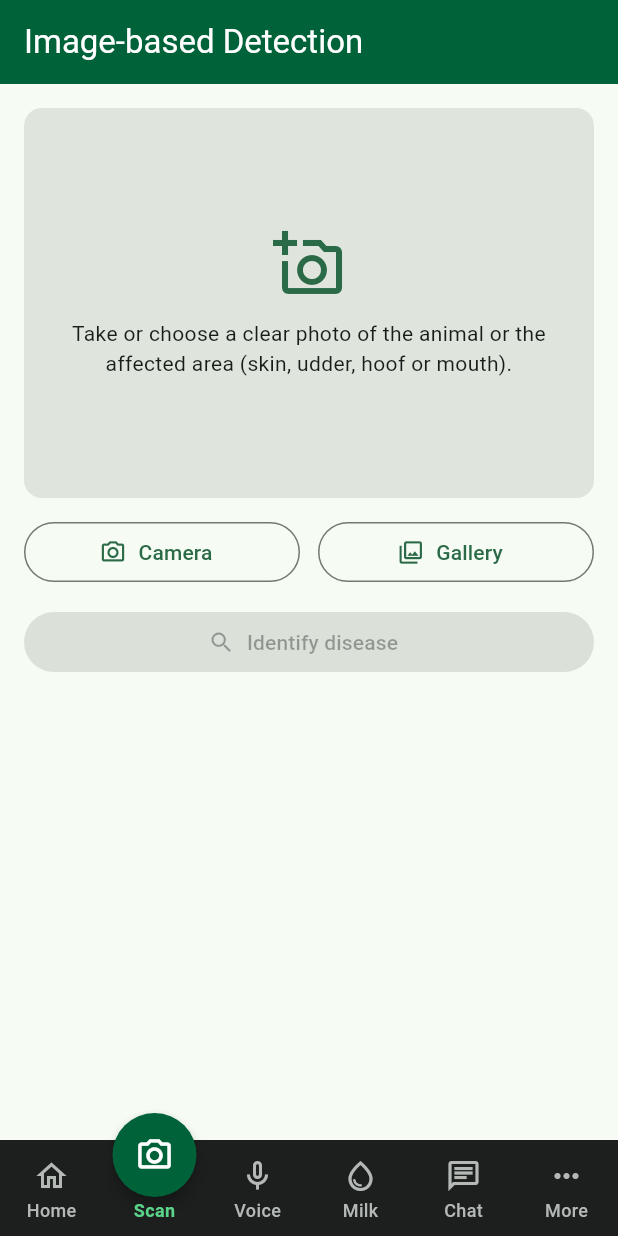
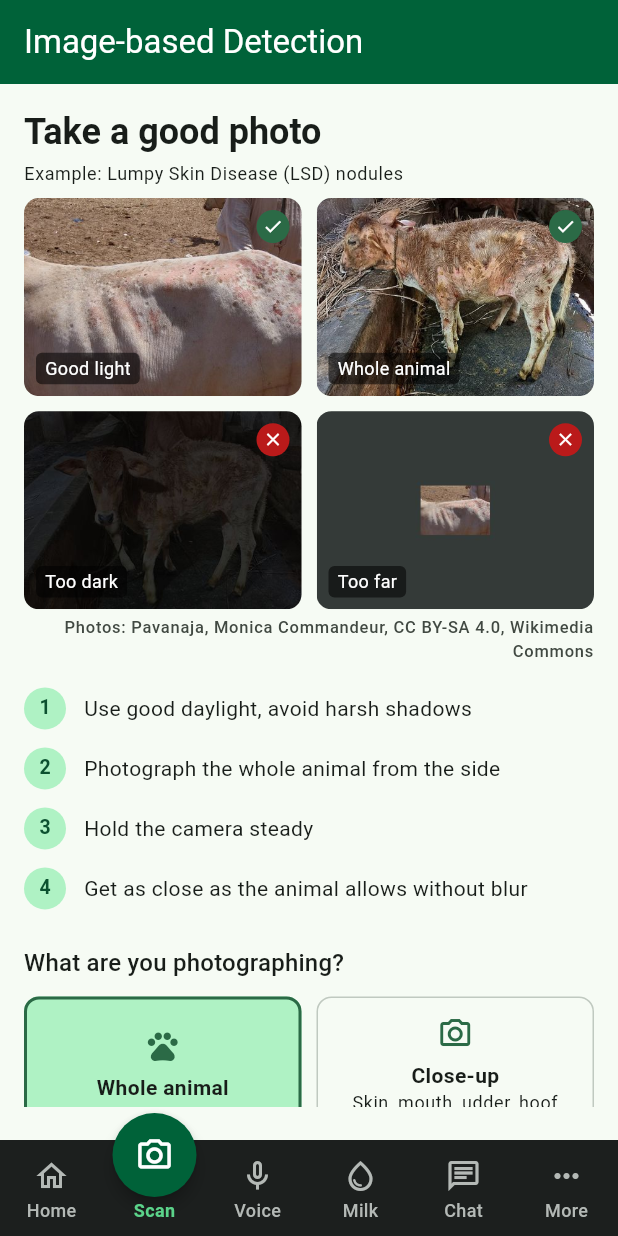
Before and after one commit to janidumadawa/cattle-disease-milk-quality-system, a Flutter app: the screen it shows after launch, item 2 of the bottom bar chosen, on a phone screen of 412 x 824 dp. Run offline on Flutter 3.47's test engine with Material 3 defaults, Android fonts, the phone set to English and light mode, and no system bars; our stand-ins replace image_picker.

Commit message:
feat: implement photo guide and enhance scan screen with image selection options

```diff
--- a/mobile/lib/features/image_detection/disease_result_view.dart
+++ b/mobile/lib/features/image_detection/disease_result_view.dart
@@ -1,3 +1,5 @@
+import 'dart:typed_data';
+
 import 'package:flutter/material.dart';
 
 import 'disease_result.dart';
@@ -9,9 +11,12 @@ String _percent(double value) => '${(value * 100).toStringAsFixed(1)}%';
 
 /// Shows the response of the disease identification API.
 class DiseaseResultView extends StatelessWidget {
-  const DiseaseResultView({super.key, required this.result});
+  const DiseaseResultView({super.key, required this.result, this.photo});
 
   final DiseaseResult result;
+
+  /// The uploaded photo, shown next to the highlighted area.
+  final Uint8List? photo;
 
   @override
   Widget build(BuildContext context) {
@@ -42,7 +47,13 @@ class DiseaseResultView extends StatelessWidget {
                 Text(top.disease, style: theme.textTheme.headlineSmall),
                 if (top.severity != null) ...[
                   const SizedBox(height: 8),
-                  _SeverityChip(severity: top.severity!),
+                  Row(
+                    children: [
+                      const Text('Stage'),
+                      const SizedBox(width: 8),
+                      _StageChip(stage: top.severity!),
+                    ],
+                  ),
                 ],
                 const SizedBox(height: 12),
                 Text(top.info),
@@ -87,7 +98,7 @@ class DiseaseResultView extends StatelessWidget {
                 Padding(
                   padding: const EdgeInsets.fromLTRB(16, 16, 16, 4),
                   child: Text(
-                    'Where the model looked',
+                    'Affected area',
                     style: theme.textTheme.titleMedium,
                   ),
                 ),
@@ -98,7 +109,27 @@ class DiseaseResultView extends StatelessWidget {
                     'exact outline of a lesion.',
                   ),
                 ),
-                Image.memory(result.gradcamPng!, fit: BoxFit.contain),
+                if (photo == null)
+                  Image.memory(result.gradcamPng!, fit: BoxFit.contain)
+                else
+                  Padding(
+                    padding: const EdgeInsets.fromLTRB(12, 0, 12, 12),
+                    child: Row(
+                      crossAxisAlignment: CrossAxisAlignment.start,
+                      children: [
+                        Expanded(
+                          child: _LabelledImage(bytes: photo!, label: 'Photo'),
+                        ),
+                        const SizedBox(width: 8),
+                        Expanded(
+                          child: _LabelledImage(
+                            bytes: result.gradcamPng!,
+                            label: 'Highlighted area',
+                          ),
+                        ),
+                      ],
+                    ),
+                  ),
               ],
             ),
           ),
@@ -123,7 +154,7 @@ class DiseaseResultView extends StatelessWidget {
                       title: Text(p.disease),
                       subtitle: p.severity == null
                           ? null
-                          : Text('${p.severity} severity'),
+                          : Text('Stage: ${p.severity}'),
                       trailing: Text(_percent(p.confidence)),
                     ),
                 ],
@@ -143,24 +174,46 @@ class DiseaseResultView extends StatelessWidget {
   }
 }
 
-class _SeverityChip extends StatelessWidget {
-  const _SeverityChip({required this.severity});
+/// Disease stage from the model: "High" or "Low".
+class _StageChip extends StatelessWidget {
+  const _StageChip({required this.stage});
 
-  final String severity;
+  final String stage;
 
   @override
   Widget build(BuildContext context) {
     final colors = Theme.of(context).colorScheme;
-    final high = severity.toLowerCase() == 'high';
+    final high = stage.toLowerCase() == 'high';
 
     return Chip(
-      label: Text('$severity severity'),
+      label: Text(stage),
       backgroundColor: high ? colors.errorContainer : colors.tertiaryContainer,
       labelStyle: TextStyle(
         color: high ? colors.onErrorContainer : colors.onTertiaryContainer,
       ),
       side: BorderSide.none,
       visualDensity: VisualDensity.compact,
+    );
+  }
+}
+
+class _LabelledImage extends StatelessWidget {
+  const _LabelledImage({required this.bytes, required this.label});
+
+  final Uint8List bytes;
+  final String label;
+
+  @override
+  Widget build(BuildContext context) {
+    return Column(
+      children: [
+        ClipRRect(
+          borderRadius: BorderRadius.circular(8),
+          child: Image.memory(bytes, fit: BoxFit.contain),
+        ),
+        const SizedBox(height: 4),
+        Text(label, style: Theme.of(context).textTheme.bodySmall),
+      ],
     );
   }
 }
--- /dev/null
+++ b/mobile/lib/features/image_detection/photo_guide.dart
@@ -0,0 +1,291 @@
+import 'package:flutter/material.dart';
+
+/// What the user is about to photograph. Changes the tips shown.
+enum PhotoSubject { wholeAnimal, closeUp }
+
+/// "Take a good photo" guide shown before the user picks a photo.
+class PhotoGuide extends StatelessWidget {
+  const PhotoGuide({
+    super.key,
+    required this.subject,
+    required this.onSubjectChanged,
+  });
+
+  final PhotoSubject subject;
+  final ValueChanged<PhotoSubject> onSubjectChanged;
+
+  static const _tips = {
+    PhotoSubject.wholeAnimal: [
+      'Use good daylight, avoid harsh shadows',
+      'Photograph the whole animal from the side',
+      'Hold the camera steady',
+      'Get as close as the animal allows without blur',
+    ],
+    PhotoSubject.closeUp: [
+      'Use good daylight, avoid harsh shadows',
+      'Fill the frame with the affected part',
+      'Hold the camera steady and tap to focus',
+      'Keep the affected area sharp and in the centre',
+    ],
+  };
+
+  @override
+  Widget build(BuildContext context) {
+    final theme = Theme.of(context);
+    final tips = _tips[subject]!;
+
+    return Column(
+      crossAxisAlignment: CrossAxisAlignment.stretch,
+      children: [
+        Text(
+          'Take a good photo',
+          style: theme.textTheme.headlineSmall?.copyWith(
+            fontWeight: FontWeight.bold,
+          ),
+        ),
+        const SizedBox(height: 4),
+        Text(
+          'Example: Lumpy Skin Disease (LSD) nodules',
+          style: theme.textTheme.bodySmall,
+        ),
+        const SizedBox(height: 8),
+        GridView.count(
+          crossAxisCount: 2,
+          shrinkWrap: true,
+          physics: const NeverScrollableScrollPhysics(),
+          mainAxisSpacing: 10,
+          crossAxisSpacing: 10,
+          childAspectRatio: 1.4,
+          children: [
+            const _ExampleTile(
+              image: 'good_light.jpg',
+              label: 'Good light',
+              good: true,
+            ),
+            subject == PhotoSubject.wholeAnimal
+                ? const _ExampleTile(
+                    image: 'whole_animal.jpg',
+                    label: 'Whole animal',
+                    good: true,
+                  )
+                : const _ExampleTile(
+                    image: 'close_up.jpg',
+                    label: 'Close and sharp',
+                    good: true,
+                  ),
+            const _ExampleTile(
+              image: 'too_dark.jpg',
+              label: 'Too dark',
+              good: false,
+            ),
+            const _ExampleTile(
+              image: 'too_far.jpg',
+              label: 'Too far',
+              good: false,
+            ),
+          ],
+        ),
+        const SizedBox(height: 4),
+        // Required by the CC BY-SA licence; see assets/photo_guide/CREDITS.md.
+        Text(
+          'Photos: Pavanaja, Monica Commandeur, CC BY-SA 4.0, Wikimedia Commons',
+          textAlign: TextAlign.right,
+          style: theme.textTheme.labelSmall?.copyWith(
+            color: theme.colorScheme.onSurfaceVariant,
+          ),
+        ),
+        const SizedBox(height: 16),
+        for (var i = 0; i < tips.length; i++)
+          _TipRow(number: i + 1, text: tips[i]),
+        const SizedBox(height: 12),
+        Text('What are you photographing?', style: theme.textTheme.titleMedium),
+        const SizedBox(height: 10),
+        Row(
+          children: [
+            Expanded(
+              child: _SubjectCard(
+                icon: Icons.pets,
+                title: 'Whole animal',
+                selected: subject == PhotoSubject.wholeAnimal,
+                onTap: () => onSubjectChanged(PhotoSubject.wholeAnimal),
+              ),
+            ),
+            const SizedBox(width: 10),
+            Expanded(
+              child: _SubjectCard(
+                icon: Icons.photo_camera_outlined,
+                title: 'Close-up',
+                subtitle: 'Skin, mouth, udder, hoof',
+                selected: subject == PhotoSubject.closeUp,
+                onTap: () => onSubjectChanged(PhotoSubject.closeUp),
+              ),
+            ),
+          ],
+        ),
+      ],
+    );
+  }
+}
+
+class _ExampleTile extends StatelessWidget {
+  const _ExampleTile({
+    required this.image,
+    required this.label,
+    required this.good,
+  });
+
+  /// File name in assets/photo_guide/.
+  final String image;
+  final String label;
+  final bool good;
+
+  @override
+  Widget build(BuildContext context) {
+    final colors = Theme.of(context).colorScheme;
+
+    return ClipRRect(
+      borderRadius: BorderRadius.circular(10),
+      child: ColoredBox(
+        color: colors.surfaceContainerHighest,
+        child: Stack(
+          fit: StackFit.expand,
+          children: [
+            Image.asset(
+              'assets/photo_guide/$image',
+              fit: BoxFit.cover,
+              semanticLabel: label,
+            ),
+            Positioned(
+              top: 8,
+              right: 8,
+              child: CircleAvatar(
+                radius: 11,
+                backgroundColor: good ? colors.primary : colors.error,
+                child: Icon(
+                  good ? Icons.check : Icons.close,
+                  size: 14,
+                  color: good ? colors.onPrimary : colors.onError,
+                ),
+              ),
+            ),
+            Positioned(
+              left: 8,
+              bottom: 8,
+              child: DecoratedBox(
+                decoration: BoxDecoration(
+                  color: Colors.black54,
+                  borderRadius: BorderRadius.circular(4),
+                ),
+                child: Padding(
+                  padding: const EdgeInsets.symmetric(
+                    horizontal: 6,
+                    vertical: 2,
+                  ),
+                  child: Text(
+                    label,
+                    style: const TextStyle(color: Colors.white, fontSize: 12),
+                  ),
+                ),
+              ),
+            ),
+          ],
+        ),
+      ),
+    );
+  }
+}
+
+class _TipRow extends StatelessWidget {
+  const _TipRow({required this.number, required this.text});
+
+  final int number;
+  final String text;
+
+  @override
+  Widget build(BuildContext context) {
+    final colors = Theme.of(context).colorScheme;
+
+    return Padding(
+      padding: const EdgeInsets.only(bottom: 12),
+      child: Row(
+        children: [
+          CircleAvatar(
+            radius: 14,
+            backgroundColor: colors.primaryContainer,
+            child: Text(
+              '$number',
+              style: TextStyle(
+                color: colors.onPrimaryContainer,
+                fontWeight: FontWeight.bold,
+                fontSize: 13,
+              ),
+            ),
+          ),
+          const SizedBox(width: 12),
+          Expanded(child: Text(text)),
+        ],
+      ),
+    );
+  }
+}
+
+class _SubjectCard extends StatelessWidget {
+  const _SubjectCard({
+    required this.icon,
+    required this.title,
+    required this.selected,
+    required this.onTap,
+    this.subtitle,
+  });
+
+  final IconData icon;
+  final String title;
+  final String? subtitle;
+  final bool selected;
+  final VoidCallback onTap;
+
+  @override
+  Widget build(BuildContext context) {
+    final theme = Theme.of(context);
+    final colors = theme.colorScheme;
+
+    return Semantics(
+      selected: selected,
+      button: true,
+      child: Material(
+        color: selected ? colors.primaryContainer : colors.surface,
+        shape: RoundedRectangleBorder(
+          borderRadius: BorderRadius.circular(10),
+          side: BorderSide(
+            color: selected ? colors.primary : colors.outlineVariant,
+            width: selected ? 2 : 1,
+          ),
+        ),
+        child: InkWell(
+          borderRadius: BorderRadius.circular(10),
+          onTap: onTap,
+          child: SizedBox(
+            height: 92,
+            child: Column(
+              mainAxisAlignment: MainAxisAlignment.center,
+              children: [
+                Icon(icon, color: colors.primary),
+                const SizedBox(height: 6),
+                Text(
+                  title,
+                  style: const TextStyle(fontWeight: FontWeight.w600),
+                ),
+                if (subtitle != null)
+                  Text(
+                    subtitle!,
+                    style: theme.textTheme.bodySmall,
+                    textAlign: TextAlign.center,
+                  ),
+              ],
+            ),
+          ),
+        ),
+      ),
+    );
+  }
+}
--- a/mobile/lib/features/image_detection/scan_screen.dart
+++ b/mobile/lib/features/image_detection/scan_screen.dart
@@ -5,6 +5,7 @@ import 'package:image_picker/image_picker.dart';
 import 'disease_api.dart';
 import 'disease_result.dart';
 import 'disease_result_view.dart';
+import 'photo_guide.dart';
 
 /// Image-based cattle disease detection.
 class ScanScreen extends StatefulWidget {
@@ -18,6 +19,7 @@ class _ScanScreenState extends State<ScanScreen> {
   final _picker = ImagePicker();
   final _api = DiseaseApi();
 
+  PhotoSubject _subject = PhotoSubject.wholeAnimal;
   XFile? _image;
   Uint8List? _imageBytes;
   DiseaseResult? _result;
@@ -58,6 +60,18 @@ class _ScanScreenState extends State<ScanScreen> {
       _result = null;
       _error = null;
     });
+    // Predict straight away; no extra button press needed.
+    await _identify();
+  }
+
+  /// Back to the photo guide.
+  void _reset() {
+    setState(() {
+      _image = null;
+      _imageBytes = null;
+      _result = null;
+      _error = null;
+    });
   }
 
   Future<void> _identify() async {
@@ -88,6 +102,25 @@ class _ScanScreenState extends State<ScanScreen> {
     }
   }
 
+  List<Widget> _pickButtons() {
+    final again = _imageBytes != null;
+    return [
+      FilledButton.icon(
+        onPressed: _loading ? null : () => _pickImage(ImageSource.camera),
+        icon: const Icon(Icons.photo_camera_outlined),
+        label: Text(again ? 'Take another photo' : 'Open camera'),
+        style: FilledButton.styleFrom(minimumSize: const Size.fromHeight(52)),
+      ),
+      const SizedBox(height: 10),
+      OutlinedButton.icon(
+        onPressed: _loading ? null : () => _pickImage(ImageSource.gallery),
+        icon: const Icon(Icons.photo_library_outlined),
+        label: const Text('Choose from gallery'),
+        style: OutlinedButton.styleFrom(minimumSize: const Size.fromHeight(52)),
+      ),
+    ];
+  }
+
   @override
   Widget build(BuildContext context) {
     final theme = Theme.of(context);
@@ -99,50 +132,54 @@ class _ScanScreenState extends State<ScanScreen> {
           constraints: const BoxConstraints(maxWidth: 600),
           child: ListView(
             padding: const EdgeInsets.all(16),
-            children: [
+            children: _imageBytes == null
+                ? [
+                    PhotoGuide(
+                      subject: _subject,
+                      onSubjectChanged: (s) => setState(() => _subject = s),
+                    ),
+                    const SizedBox(height: 20),
+                    if (_error != null) ...[
+                      Text(
+                        _error!,
+                        style: TextStyle(color: theme.colorScheme.error),
+                      ),
+                      const SizedBox(height: 12),
+                    ],
+                    ..._pickButtons(),
+                  ]
+                : [
                     _ImagePreview(bytes: _imageBytes),
                     const SizedBox(height: 12),
-              Row(
-                children: [
-                  Expanded(
-                    child: OutlinedButton.icon(
-                      onPressed: _loading
-                          ? null
-                          : () => _pickImage(ImageSource.camera),
-                      icon: const Icon(Icons.photo_camera_outlined),
-                      label: const Text('Camera'),
-                    ),
-                  ),
-                  const SizedBox(width: 12),
-                  Expanded(
-                    child: OutlinedButton.icon(
-                      onPressed: _loading
-                          ? null
-                          : () => _pickImage(ImageSource.gallery),
-                      icon: const Icon(Icons.photo_library_outlined),
-                      label: const Text('Gallery'),
-                    ),
+                    if (_loading) ...[
+                      const LinearProgressIndicator(),
+                      const SizedBox(height: 8),
+                      const Text(
+                        'Analysing photo...',
+                        textAlign: TextAlign.center,
                       ),
                     ],
+                    if (_error != null) ...[
+                      Text(
+                        _error!,
+                        style: TextStyle(color: theme.colorScheme.error),
                       ),
-              const SizedBox(height: 12),
-              FilledButton.icon(
-                onPressed: _image == null || _loading ? null : _identify,
-                icon: _loading
-                    ? const SizedBox.square(
-                        dimension: 18,
-                        child: CircularProgressIndicator(strokeWidth: 2),
-                      )
-                    : const Icon(Icons.search),
-                label: Text(_loading ? 'Identifying...' : 'Identify disease'),
+                      const SizedBox(height: 8),
+                      OutlinedButton.icon(
+                        onPressed: _identify,
+                        icon: const Icon(Icons.refresh),
+                        label: const Text('Try again'),
                       ),
-              if (_error != null) ...[
-                const SizedBox(height: 12),
-                Text(_error!, style: TextStyle(color: theme.colorScheme.error)),
                     ],
-              if (_result != null) ...[
+                    if (_result != null)
+                      DiseaseResultView(result: _result!, photo: _imageBytes),
+                    if (!_loading) ...[
                       const SizedBox(height: 16),
-                DiseaseResultView(result: _result!),
+                      ..._pickButtons(),
+                      TextButton(
+                        onPressed: _reset,
+                        child: const Text('Back to photo tips'),
+                      ),
                     ],
                   ],
           ),
@@ -159,34 +196,12 @@ class _ImagePreview extends StatelessWidget {
 
   @override
   Widget build(BuildContext context) {
-    final theme = Theme.of(context);
-
     return ClipRRect(
       borderRadius: BorderRadius.circular(12),
       child: Container(
         height: 260,
-        color: theme.colorScheme.surfaceContainerHighest,
-        child: bytes != null
-            ? Image.memory(bytes!, fit: BoxFit.cover)
-            : Padding(
-                padding: const EdgeInsets.all(24),
-                child: Column(
-                  mainAxisAlignment: MainAxisAlignment.center,
-                  children: [
-                    Icon(
-                      Icons.add_a_photo_outlined,
-                      size: 48,
-                      color: theme.colorScheme.primary,
-                    ),
-                    const SizedBox(height: 12),
-                    const Text(
-                      'Take or choose a clear photo of the animal or the '
-                      'affected area (skin, udder, hoof or mouth).',
-                      textAlign: TextAlign.center,
-                    ),
-                  ],
-                ),
-              ),
+        color: Theme.of(context).colorScheme.surfaceContainerHighest,
+        child: bytes == null ? null : Image.memory(bytes!, fit: BoxFit.cover),
       ),
     );
   }
--- a/mobile/pubspec.yaml
+++ b/mobile/pubspec.yaml
@@ -59,6 +59,9 @@ flutter:
   # the material Icons class.
   uses-material-design: true
 
+  assets:
+    - assets/photo_guide/
+
   # To add assets to your application, add an assets section, like this:
   # assets:
   #   - images/a_dot_burr.jpeg
```
Also changed, not shown: mobile/assets/photo_guide/close_up.jpg (added), mobile/assets/photo_guide/good_light.jpg (added), mobile/assets/photo_guide/too_dark.jpg (added), mobile/assets/photo_guide/too_far.jpg (added), mobile/assets/photo_guide/whole_animal.jpg (added), 4 other files. Lines whose indentation alone changed are shown as unchanged.
